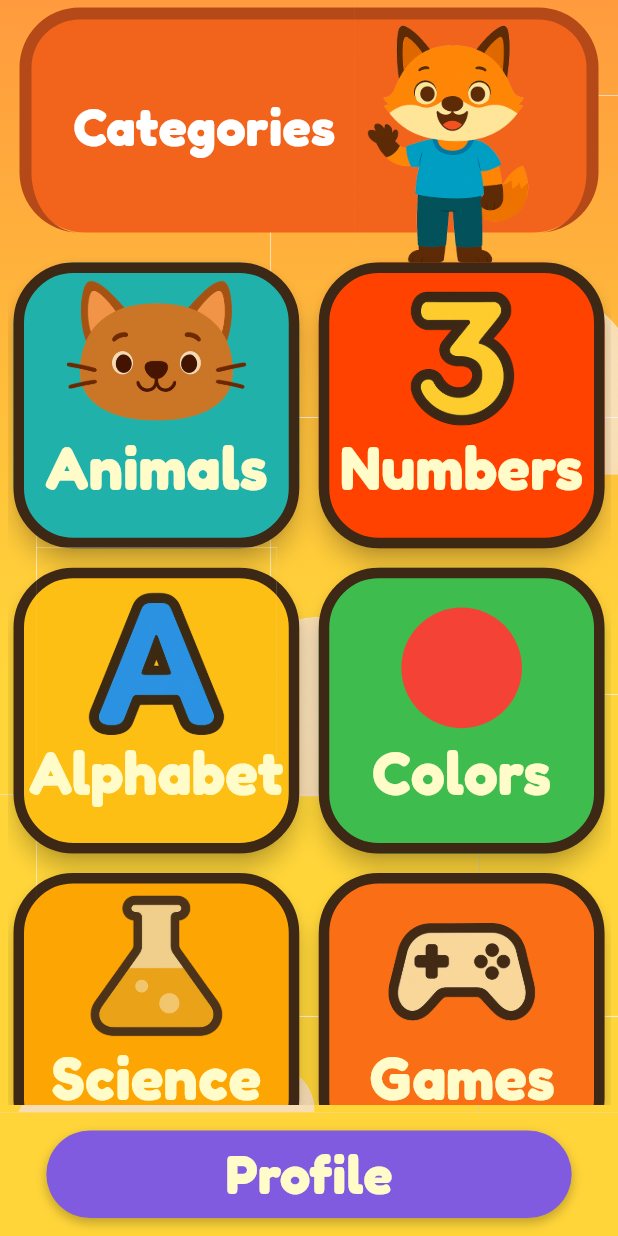
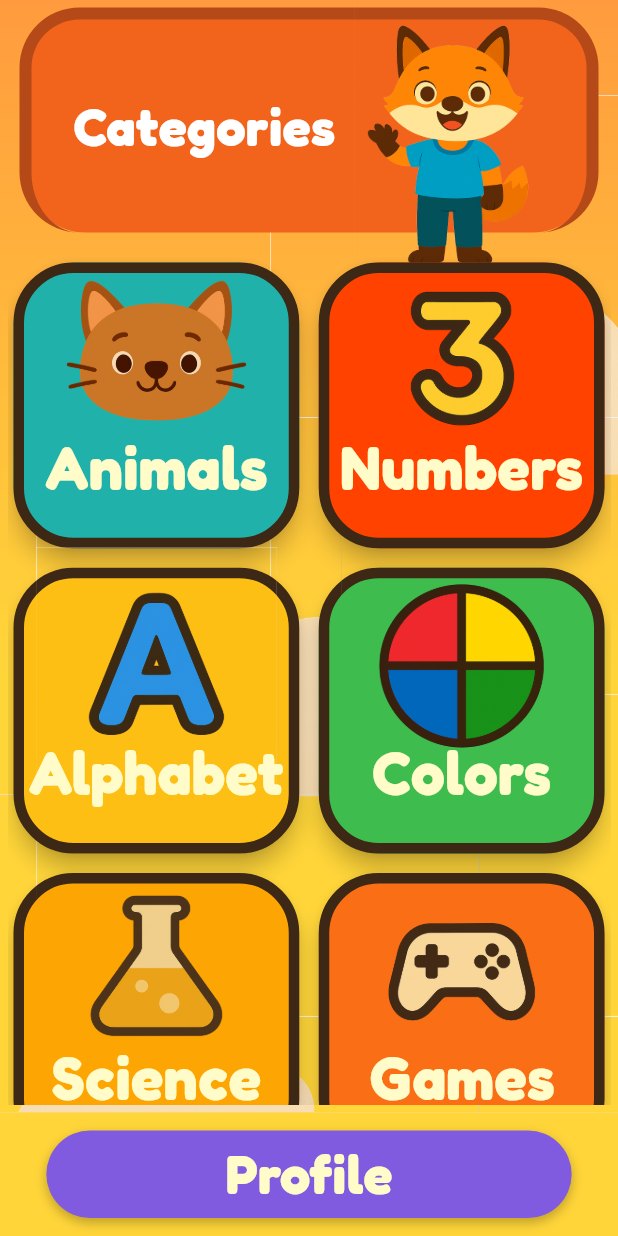
Before and after one commit to argadenil/zinzy, a Flutter app: the screen it shows after launch, on a phone screen of 412 x 824 dp. Run offline on Flutter 3.47's test engine with Material 3 defaults, Android fonts, the phone set to English and light mode, and no system bars; our stand-ins replace google_fonts.

Commit message:
changes added

```diff
--- a/lib/screens/home.dart
+++ b/lib/screens/home.dart
@@ -145,12 +145,12 @@ class _HomeScreenState extends State<HomeScreen> {
                                   fontSize: cardSize * 0.25,
                                 ),
                                 buildUniformCard(
-                                  content: Container(
-                                    width: cardSize * 0.5,
-                                    height: cardSize * 0.5,
-                                    decoration: const BoxDecoration(
-                                      color: Colors.red,
-                                      shape: BoxShape.circle,
+                                  content: Transform.scale(
+                                    scale: 2,
+                                    child: Image.asset(
+                                      'assets/images/colors.png',
+                                      width: cardSize * 0.5,
+                                      height: cardSize * 0.5,
                                     ),
                                   ),
                                   label: 'Colors',
```
Also changed, not shown: assets/images/colors.png (added).
